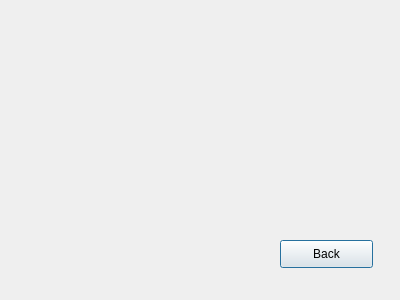
Before: the Qt Designer form src/dialoglistenrollments.ui in MarioFernandes73/FEUP_IART, drawn with Qt 5.
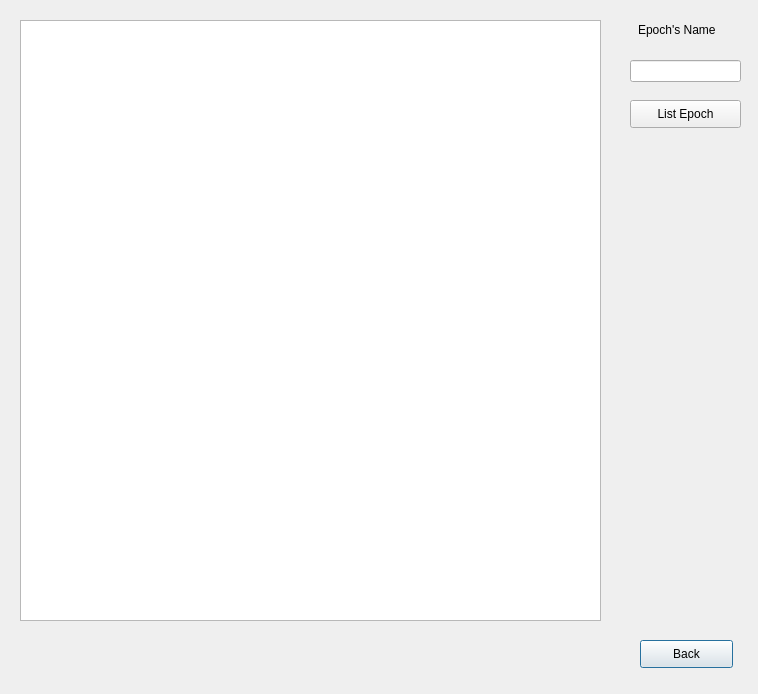
After: the same form once the commit is applied.

Commit message: Update sql, list enrollments

The edit to the form file:
```diff
--- a/src/dialoglistenrollments.ui
+++ b/src/dialoglistenrollments.ui
@@ -6,8 +6,8 @@
    <rect>
     <x>0</x>
     <y>0</y>
-    <width>400</width>
-    <height>300</height>
+    <width>758</width>
+    <height>694</height>
    </rect>
   </property>
   <property name="windowTitle">
@@ -16,8 +16,8 @@
   <widget class="QPushButton" name="pushButton_5">
    <property name="geometry">
     <rect>
-     <x>280</x>
-     <y>240</y>
+     <x>640</x>
+     <y>640</y>
      <width>93</width>
      <height>28</height>
     </rect>
@@ -26,6 +26,52 @@
     <string>Back</string>
    </property>
   </widget>
+  <widget class="QListWidget" name="list">
+   <property name="geometry">
+    <rect>
+     <x>20</x>
+     <y>20</y>
+     <width>581</width>
+     <height>601</height>
+    </rect>
+   </property>
+  </widget>
+  <widget class="QPushButton" name="pushButton">
+   <property name="geometry">
+    <rect>
+     <x>630</x>
+     <y>100</y>
+     <width>111</width>
+     <height>28</height>
+    </rect>
+   </property>
+   <property name="text">
+    <string>List Epoch</string>
+   </property>
+  </widget>
+  <widget class="QLabel" name="label">
+   <property name="geometry">
+    <rect>
+     <x>638</x>
+     <y>20</y>
+     <width>101</width>
+     <height>20</height>
+    </rect>
+   </property>
+   <property name="text">
+    <string>Epoch's Name</string>
+   </property>
+  </widget>
+  <widget class="QLineEdit" name="lineEdit">
+   <property name="geometry">
+    <rect>
+     <x>630</x>
+     <y>60</y>
+     <width>111</width>
+     <height>22</height>
+    </rect>
+   </property>
+  </widget>
  </widget>
  <resources/>
  <connections>
```
The commit also changes 7 other files.
